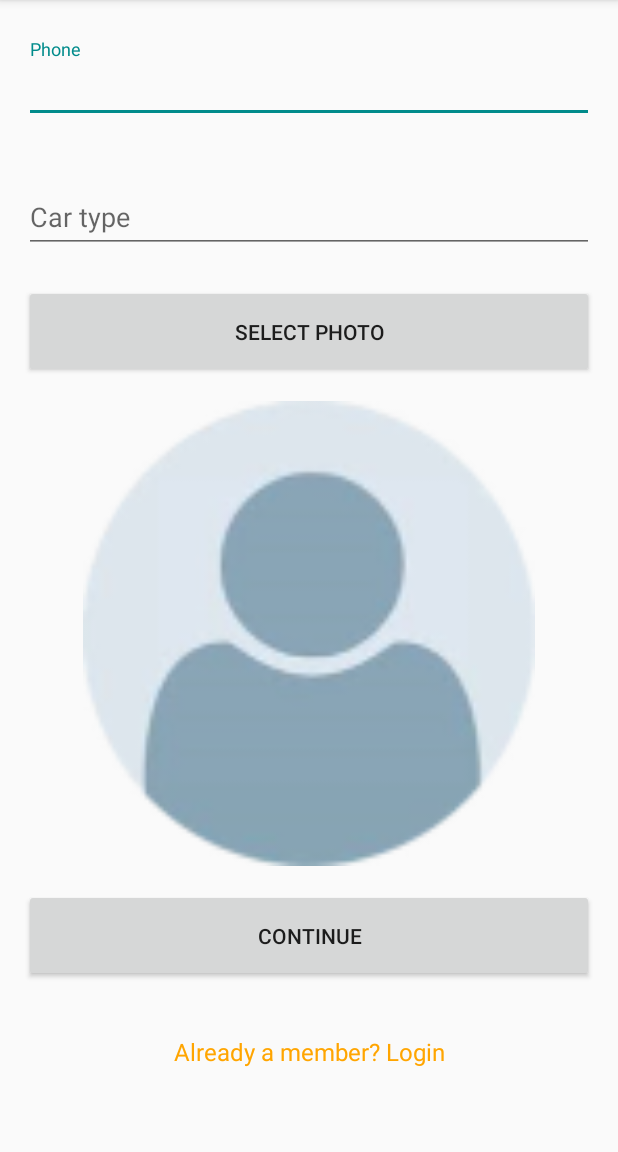
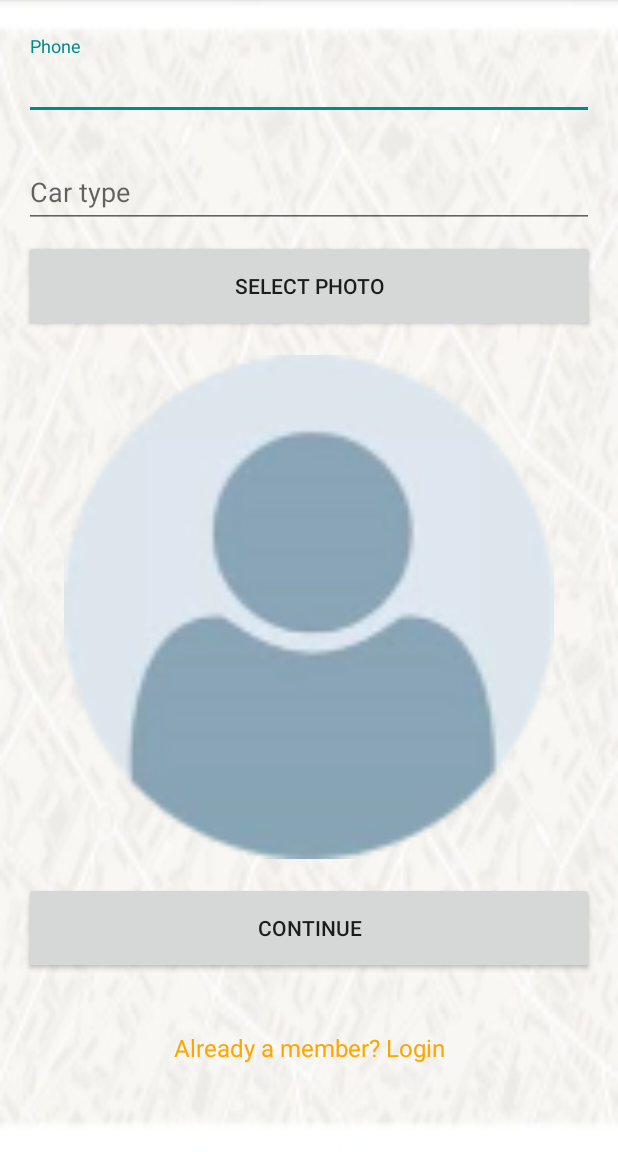
Before and after one commit to DroidUcation/dinagrinboim, an Android app: the UploadMessImg screen opened directly, with no data from a screen before it, on a phone screen of 412 x 824 dp, the part 84-1236 px from its top. Run offline under Robolectric (Android 15) with nearby library versions, the phone set to English and light mode, and no system bars; our stand-ins replace Firebase (no records; nobody signed in at launch, a user with empty details on screens opened directly).

Commit message:
some changes

```diff
--- a/Pickage/app/src/main/java/app/pickage/com/pickage/MessengerActivities/FindMessengerIntentService.java
+++ b/Pickage/app/src/main/java/app/pickage/com/pickage/MessengerActivities/FindMessengerIntentService.java
@@ -10,25 +10,21 @@ import android.content.Intent;
 import android.location.Location;
 import android.support.v4.app.NotificationCompat;
 
-import com.google.android.gms.maps.model.LatLng;
 import com.google.firebase.database.DataSnapshot;
 import com.google.firebase.database.DatabaseError;
 import com.google.firebase.database.DatabaseReference;
 import com.google.firebase.database.FirebaseDatabase;
 import com.google.firebase.database.ValueEventListener;
 
-import java.math.BigDecimal;
 import java.util.HashMap;
-import java.util.List;
 import java.util.Map;
 
 import app.pickage.com.pickage.R;
 import app.pickage.com.pickage.UserActivities.Feedback;
-import app.pickage.com.pickage.UserActivities.FillPackageDetails;
 import app.pickage.com.pickage.UserActivities.FindingMessenger;
 
 /**
- * Created by משפחת אוביץ on 28/06/2016.
+ * Created by Yeudit&Dina
  */
 public class FindMessengerIntentService extends IntentService {
 
--- a/Pickage/app/src/main/java/app/pickage/com/pickage/UserActivities/AddListenerOnTextChange.java
+++ b/Pickage/app/src/main/java/app/pickage/com/pickage/UserActivities/AddListenerOnTextChange.java
@@ -77,7 +77,7 @@ public class AddListenerOnTextChange implements TextWatcher {
                 case R.id.input_password_signup:
                     final String pass = mEdittextview.getText().toString();
                     if (!isValidPassword(pass)) {
-                        mEdittextview.setError("Invalid Password - password smoller then 6 char");
+                        mEdittextview.setError("Invalid Password - password smoller then 7 char");
                     }
                     break;
 //                case R.id.editContactOrigionPackage:
--- a/Pickage/app/src/main/res/layout/activity_messenger_main.xml
+++ b/Pickage/app/src/main/res/layout/activity_messenger_main.xml
@@ -42,7 +42,7 @@
         android:layout_below="@id/title_home_page_messs"
         android:layout_marginLeft="30dp"
         android:layout_marginRight="30dp"
-        android:textSize="25dp"
+        android:textSize="20dp"
         android:text="We will send you notification when package will be already for transfer"/>
 
     <TextView
@@ -56,7 +56,7 @@
         android:fontFamily="cursive"
         android:layout_toRightOf="@id/logomess"
         android:textStyle="bold"
-        android:textSize="25dp"
+        android:textSize="15dp"
         android:text="Fast, efficient and cheap..."/>
 
 </RelativeLayout>
--- a/Pickage/app/src/main/res/layout/activity_opening.xml
+++ b/Pickage/app/src/main/res/layout/activity_opening.xml
@@ -21,7 +21,7 @@
         android:id="@+id/app_title"
         android:layout_width="wrap_content"
         android:layout_height="wrap_content"
-        android:textSize="30dp"
+        android:textSize="25dp"
         android:textColor="@color/orange"
         android:layout_marginTop="150dp"
         android:textStyle="italic"
@@ -36,7 +36,7 @@
         android:layout_width="wrap_content"
         android:layout_height="wrap_content"
         android:layout_below="@id/app_title"
-        android:textSize="30dp"
+        android:textSize="25dp"
         android:textColor="@color/blue"
         android:layout_marginLeft="15dp"
         android:textStyle="bold"
@@ -56,6 +56,6 @@
         android:fontFamily="cursive"
         android:layout_toRightOf="@id/logomess"
         android:textStyle="bold"
-        android:textSize="25dp"
+        android:textSize="15dp"
         android:text="Fast, efficient and cheap..."/>
 </RelativeLayout>
--- a/Pickage/app/src/main/res/layout/activity_upload_mess_img.xml
+++ b/Pickage/app/src/main/res/layout/activity_upload_mess_img.xml
@@ -7,6 +7,7 @@
     android:paddingLeft="@dimen/activity_horizontal_margin"
     android:paddingRight="@dimen/activity_horizontal_margin"
     android:paddingTop="@dimen/activity_vertical_margin"
+    android:background="@drawable/alphabkimg"
     tools:context="app.pickage.com.pickage.MessengerActivities.UploadMessImg">
 
     <LinearLayout
@@ -17,24 +18,22 @@
         <android.support.design.widget.TextInputLayout
             android:id="@+id/mess_phone"
             android:layout_width="match_parent"
-            android:layout_height="0dp"
-            android:layout_weight="1"
-            android:layout_marginTop="10dp"
-            android:layout_marginBottom="15dp">
+            android:layout_height="wrap_content"
+            android:layout_marginTop="8dp"
+            android:layout_marginBottom="8dp">>
             <EditText android:id="@+id/input_mess_phone"
                 android:layout_width="match_parent"
                 android:layout_height="wrap_content"
-                android:inputType="textCapWords"
+                android:inputType="phone"
                 android:hint="Phone" />
         </android.support.design.widget.TextInputLayout>
 
         <android.support.design.widget.TextInputLayout
             android:id="@+id/mess_car_type"
             android:layout_width="match_parent"
-            android:layout_height="0dp"
-            android:layout_weight="1"
-            android:layout_marginTop="10dp"
-            android:layout_marginBottom="15dp">
+            android:layout_height="wrap_content"
+            android:layout_marginTop="8dp"
+            android:layout_marginBottom="8dp">>
             <EditText android:id="@+id/input_mess_car_type"
                 android:layout_width="match_parent"
                 android:layout_height="wrap_content"
@@ -43,16 +42,16 @@
         </android.support.design.widget.TextInputLayout>
 
         <Button
-            android:id="@+id/btnSelectMessPhoto"
+            android:id="@+id/btnSelectPhoto"
             android:layout_width="match_parent"
-            android:layout_height="0dp"
-            android:layout_weight="1"
-            android:layout_below="@id/phone"
+            android:layout_height="wrap_content"
+            android:layout_weight="0.2"
+            android:layout_below="@id/input_mess_phone"
             android:layout_marginBottom="15dp"
             android:text="Select Photo" />
 
         <ImageView
-            android:id="@+id/viewMessImage"
+            android:id="@+id/viewImage"
             android:layout_width="match_parent"
             android:layout_height="0dp"
             android:layout_weight="5"
@@ -61,10 +60,10 @@
             android:src="@drawable/user12" />
 
         <Button
-            android:id="@+id/btn_sign_up_mess_continue"
+            android:id="@+id/btn_sign_up_continue"
             android:layout_width="fill_parent"
-            android:layout_height="0dp"
-            android:layout_weight="1"
+            android:layout_height="wrap_content"
+            android:layout_weight="0.2"
             android:layout_marginBottom="15dp"
             android:padding="12dp"
             android:layout_below="@id/viewImage"
@@ -72,7 +71,7 @@
             android:text="Continue" />
 
         <TextView
-            android:id="@+id/login_mess"
+            android:id="@+id/link_login"
             android:layout_width="fill_parent"
             android:layout_height="0dp"
             android:layout_weight="1"
```
Also changed, not shown: Pickage/app/src/main/java/app/pickage/com/pickage/MessengerActivities/UploadMessImg.java (+150 -0 lines), Pickage/app/src/main/java/app/pickage/com/pickage/Opening/Opening.java (+0 -15 lines), Pickage/app/src/main/java/app/pickage/com/pickage/Opening/Opening1.java (+0 -29 lines), Pickage/app/src/main/java/app/pickage/com/pickage/Opening/Opening2.java (+0 -29 lines), Pickage/app/src/main/java/app/pickage/com/pickage/Opening/Opening3.java (+0 -26 lines), Pickage/app/src/main/java/app/pickage/com/pickage/Opening/Opening4.java (+0 -26 lines), Pickage/app/src/main/java/app/pickage/com/pickage/Opening/Opening5.java (+0 -18 lines), Pickage/app/src/main/java/app/pickage/com/pickage/UserActivities/SingUpUserActivity.java (+19 -5 lines), Pickage/app/src/main/java/app/pickage/com/pickage/UserActivities/UploadImg.java (+14 -20 lines), Pickage/app/src/main/java/app/pickage/com/pickage/UserActivities/UserCreditCardDetails.java (+36 -56 lines), Pickage/app/src/main/res/layout/activity_upload_img.xml (+3 -4 lines), Pickage/app/src/main/res/layout/activity_user_credit_card_details.xml (+4 -3 lines), Pickage/app/src/main/java/app/pickage/com/pickage/MessengerActivities/getUserPackage.java (line endings or trailing spaces).
